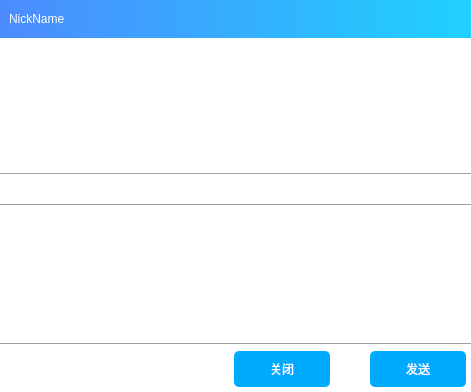
WHUCSLASD2017/nowe, file src/chatarea.ui: the form before one commit.
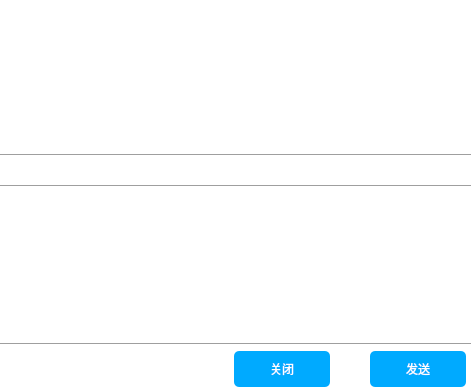
The form after the commit. Icons and pictures are not drawn.

Commit message: 修改主窗口布局

The edit to the form file:
```diff
--- a/src/chatarea.ui
+++ b/src/chatarea.ui
@@ -51,56 +51,6 @@
    <property name="bottomMargin">
     <number>0</number>
    </property>
-   <item>
-    <widget class="QFrame" name="titleFrame">
-     <property name="styleSheet">
-      <string notr="true">#titleFrame
- {
-background-color: qlineargradient(spread:pad, x1:0, y1:0, x2:1, y2:0, stop:0 rgba(76, 139, 254, 255), stop:1 rgba(31, 209, 254, 255))
-}
-
-.QLabel
-{background:none;
-	font: bold 14pt &quot;微软雅黑&quot;;
-	color: rgb(255, 255, 255);
-}</string>
-     </property>
-     <property name="frameShape">
-      <enum>QFrame::NoFrame</enum>
-     </property>
-     <property name="frameShadow">
-      <enum>QFrame::Raised</enum>
-     </property>
-     <property name="lineWidth">
-      <number>0</number>
-     </property>
-     <layout class="QHBoxLayout" name="horizontalLayout">
-      <item>
-       <widget class="QLabel" name="nickNameTitle">
-        <property name="styleSheet">
-         <string notr="true"/>
-        </property>
-        <property name="text">
-         <string>NickName</string>
-        </property>
-       </widget>
-      </item>
-      <item>
-       <spacer name="horizontalSpacer">
-        <property name="orientation">
-         <enum>Qt::Horizontal</enum>
-        </property>
-        <property name="sizeHint" stdset="0">
-         <size>
-          <width>40</width>
-          <height>20</height>
-         </size>
-        </property>
-       </spacer>
-      </item>
-     </layout>
-    </widget>
-   </item>
    <item>
     <widget class="QFrame" name="messageFrame">
      <property name="styleSheet">
```
The commit also changes 4 other files.
